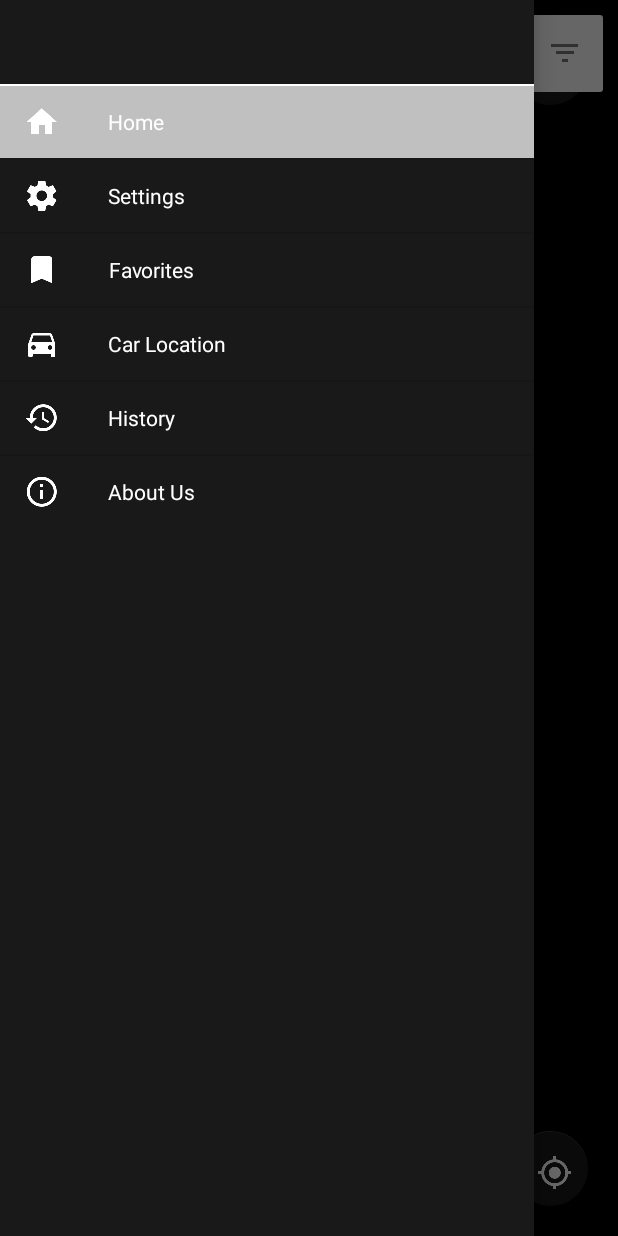
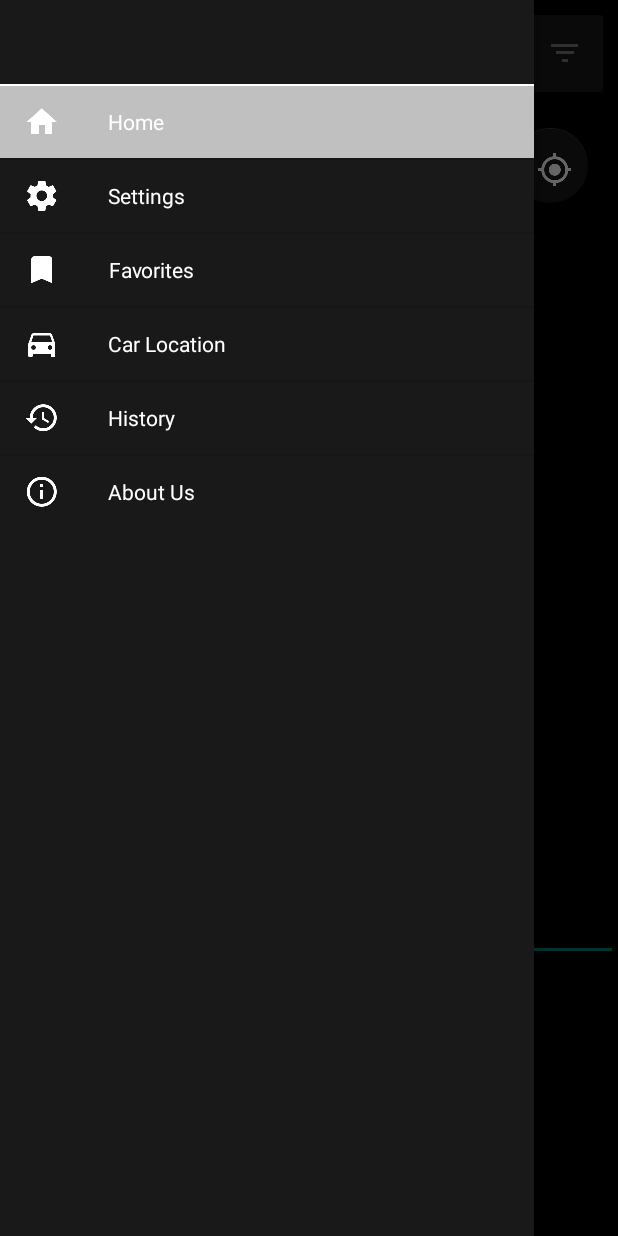
Before and after one commit to Weeam93/Parking, an Android app: the screen it shows after launch (MainActivity), with the side drawer open, on a phone screen of 412 x 824 dp. Run offline under Robolectric (Android 15) with nearby library versions, the phone set to English and light mode, and no system bars; our stand-ins replace Volley, data binding; libraries missing offline, so code that uses them is left out: com.google.maps.android; 7 statements that could not run were skipped.

Commit message:
Updated ToolBar and connected everything

```diff
--- a/app/src/main/java/com/example/weeamawad/parking/fragments/MapFragment.java
+++ b/app/src/main/java/com/example/weeamawad/parking/fragments/MapFragment.java
@@ -9,6 +9,7 @@ import android.graphics.drawable.Icon;
 import android.location.Location;
 import android.net.Uri;
 import android.os.Bundle;
+import android.support.design.widget.FloatingActionButton;
 import android.support.v4.app.Fragment;
 import android.support.v4.app.FragmentManager;
 import android.support.v7.app.AppCompatActivity;
@@ -68,11 +69,9 @@ public class MapFragment extends Fragment implements GoogleApiClient.ConnectionC
     private Context mContext;
     private RelativeLayout outerBottomPanel;
     private boolean mRequestingLocationUpdates;
-    private ImageButton favoriteBtnOff;
-    private ImageButton favoriteBtnOn;
-    private ImageButton navigationBtn;
+    private ImageButton favoriteBtnOn, favoriteBtnOff, navigationBtn;
+    private FloatingActionButton fabGps;
     private String placeCompleteAddress;
-    private ImageButton myLocationBtn;
     private LatLng mSelectedMapLocation;
     private GarageModel selectedGarageModel;
     private ArrayList<GarageModel> parkingGarageModels;
@@ -170,7 +169,7 @@ public class MapFragment extends Fragment implements GoogleApiClient.ConnectionC
                 .fillColor(Color.argb(62, 0, 0, 255));
         Circle vision = map.addCircle(c);
 
-        updateCameraLocation(mLastLocation.getLatitude(), mLastLocation.getLongitude());
+        moveToMyLocation();
     }
 
     @Override
@@ -200,6 +199,9 @@ public class MapFragment extends Fragment implements GoogleApiClient.ConnectionC
                 drawerCallback.toggleDrawer();
                 break;
             case R.id.autoComplete:
+                break;
+            case R.id.fab_gps_btn:
+                moveToMyLocation();
                 break;
             case R.id.ib_favoriteOff:
                 Log.i(TAG, "Favorite Off Clicked");
@@ -246,6 +248,7 @@ public class MapFragment extends Fragment implements GoogleApiClient.ConnectionC
         ((AppCompatActivity) getActivity()).getSupportActionBar().hide(); //Hide Action Bar
         ivFilter = (ImageView) mRootView.findViewById(R.id.iv_filter);
         ivDrawerMenu = (ImageView) mRootView.findViewById(R.id.iv_drawer_menu);
+        fabGps = (FloatingActionButton) mRootView.findViewById(R.id.fab_gps_btn);
         outerBottomPanel = (RelativeLayout) mRootView.findViewById(R.id.OuterBottomPanel);
         favoriteBtnOff = (ImageButton) mRootView.findViewById(R.id.ib_favoriteOff);
         favoriteBtnOn = (ImageButton) mRootView.findViewById(R.id.ib_favoriteOn);
@@ -263,6 +266,7 @@ public class MapFragment extends Fragment implements GoogleApiClient.ConnectionC
     private void initListeners() {
         ivFilter.setOnClickListener(this);
         ivDrawerMenu.setOnClickListener(this);
+        fabGps.setOnClickListener(this);
         favoriteBtnOff.setOnClickListener(this);
         favoriteBtnOn.setOnClickListener(this);
         navigationBtn.setOnClickListener(this);
@@ -417,6 +421,10 @@ public class MapFragment extends Fragment implements GoogleApiClient.ConnectionC
         });
     }
 
+    private void moveToMyLocation() {
+        updateCameraLocation(mLastLocation.getLatitude(), mLastLocation.getLongitude());
+    }
+
     public void updateCameraLocation(double latitude, double longitude) {
         final CameraPosition cam = new CameraPosition.Builder()
                 .target(new LatLng(latitude, longitude))
--- a/app/src/main/res/drawable/rouned_corner_name.xml
+++ b/app/src/main/res/drawable/rouned_corner_name.xml
@@ -3,9 +3,9 @@
 
     <stroke
         android:width="1dp"
-        android:color="@color/accent" />
+        android:color="@color/primary" />
 
-    <solid android:color="@color/accent" />
+    <solid android:color="@color/primary" />
 
     <padding
         android:left="1dp"
--- a/app/src/main/res/layout/map_fragment.xml
+++ b/app/src/main/res/layout/map_fragment.xml
@@ -35,13 +35,15 @@
             </LinearLayout>
 
             <RelativeLayout
+                android:id="@+id/rl_search_bar"
                 android:layout_width="match_parent"
                 android:layout_height="wrap_content"
                 android:layout_margin="10dp"
-                android:padding="13dp"
                 android:background="@drawable/rouned_corner_name"
+                android:clickable="true"
                 android:elevation="4dp"
-                android:orientation="horizontal">
+                android:orientation="horizontal"
+                android:padding="13dp">
 
                 <LinearLayout
                     android:layout_width="wrap_content"
@@ -64,7 +66,8 @@
                         android:layout_gravity="center"
                         android:layout_marginLeft="15dp"
                         android:gravity="center"
-                        android:hint="Search Google Maps"
+                        android:text="Search Google Maps"
+                        android:textColor="@color/accent"
                         android:textSize="18sp" />
                 </LinearLayout>
 
@@ -85,7 +88,7 @@
                 android:layout_height="match_parent">
 
                 <android.support.design.widget.FloatingActionButton
-                    android:id="@+id/iv_search_btn"
+                    android:id="@+id/fab_search_btn"
                     android:layout_width="50dp"
                     android:layout_height="50dp"
                     android:layout_alignParentEnd="true"
@@ -93,27 +96,31 @@
                     android:layout_margin="20dp"
                     android:src="@drawable/ic_search_black_24dp"
                     android:tint="@color/accent"
+                    android:visibility="gone"
                     app:backgroundTint="@color/primary" />
 
                 <android.support.design.widget.FloatingActionButton
-                    android:id="@+id/iv_gps_btn"
+                    android:id="@+id/fab_gps_btn"
                     android:layout_width="50dp"
                     android:layout_height="50dp"
-                    android:layout_alignParentBottom="true"
                     android:layout_alignParentEnd="true"
-                    android:layout_margin="20dp"
+                    android:layout_alignParentTop="true"
+                    android:layout_marginRight="20dp"
+                    android:layout_marginTop="85dp"
+                    android:elevation="4dp"
                     android:src="@drawable/ic_gps_fixed_black_24dp"
                     android:tint="@color/accent"
                     app:backgroundTint="@color/primary" />
 
-                <TextClock
-                    android:id="@+id/textClock"
+                <EditText
+                    android:id="@+id/editText"
                     android:layout_width="wrap_content"
                     android:layout_height="wrap_content"
-                    android:layout_above="@+id/iv_gps_btn"
-                    android:layout_alignEnd="@+id/iv_gps_btn"
-                    android:layout_marginBottom="47dp"
-                    android:layout_marginEnd="42dp" />
+                    android:layout_alignParentBottom="true"
+                    android:layout_alignParentEnd="true"
+                    android:layout_marginBottom="183dp"
+                    android:ems="10"
+                    android:inputType="time" />
             </RelativeLayout>
 
 
```
